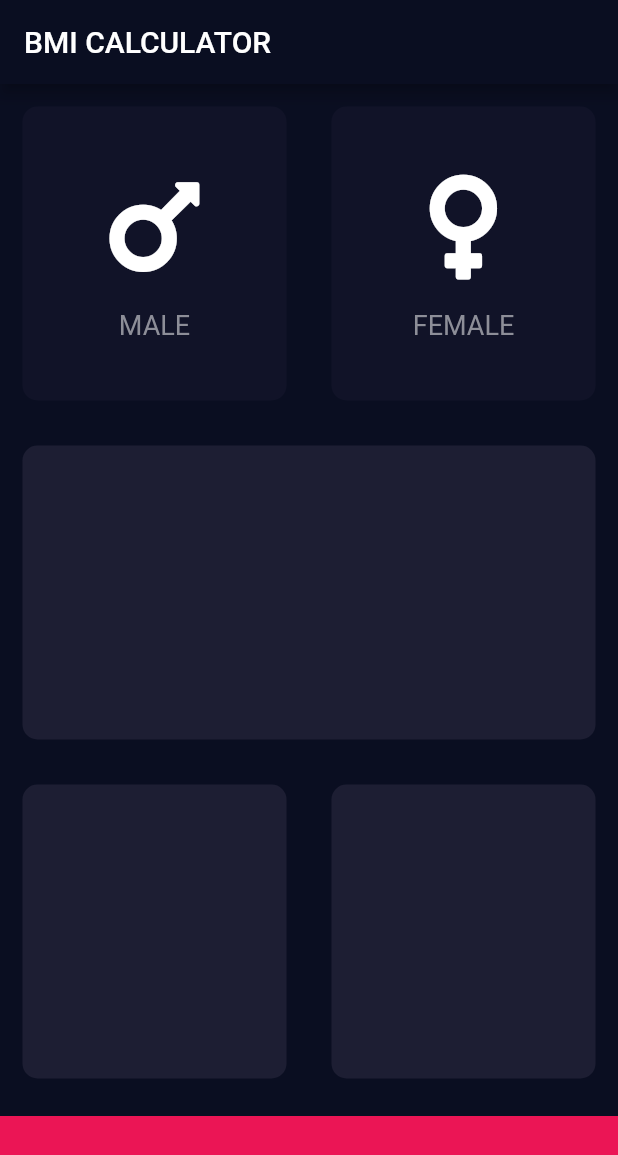
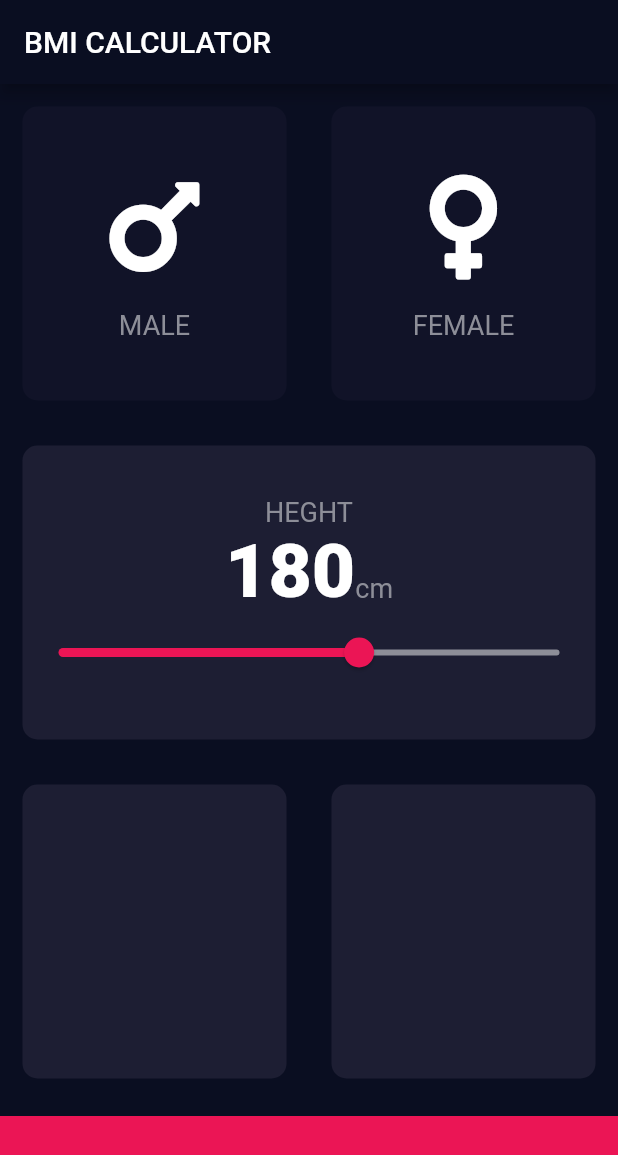
Before and after one commit to samid77/BMIcalculator, a Flutter app: the screen it shows after launch, on a phone screen of 412 x 824 dp. Shown: the top 1155 px of the screen. Run offline on Flutter 3.47's test engine with Material 2 defaults, Android fonts, the phone set to English and light mode, and no system bars; our stand-ins replace font_awesome_flutter.

```diff
--- /dev/null
+++ b/lib/constants.dart
@@ -0,0 +1,8 @@
+import 'package:flutter/material.dart';
+
+const kBottomContainerHeight = 80.0;
+const kActiveCardColour = Color(0xFF1D1E33);
+const kInkActiveCardColour = Color(0xFF111328);
+const kBottomContainerColour = Color(0xFFEB1555);
+const kLabelTextStyle = TextStyle(fontSize: 18.0, color: Color(0xFF8D8E98),);
+const kNumberTextStyle = TextStyle(fontSize: 50.0,fontWeight: FontWeight.w900,);
--- a/lib/icon_content.dart
+++ b/lib/icon_content.dart
@@ -1,9 +1,5 @@
 import 'package:flutter/material.dart';
-
-const labelTextStyle = TextStyle(
-            fontSize: 18.0,
-            color: Color(0xFF8D8E98),
-          );
+import 'constants.dart';
 
 class IconContent extends StatelessWidget {
 
@@ -24,7 +20,7 @@ class IconContent extends StatelessWidget {
         SizedBox(height: 15.0,),
         Text(
           label,
-          style: labelTextStyle,
+          style: kLabelTextStyle,
         ),
       ],
     );
--- a/lib/input_page.dart
+++ b/lib/input_page.dart
@@ -2,11 +2,7 @@ import 'package:flutter/material.dart';
 import 'package:font_awesome_flutter/font_awesome_flutter.dart';
 import './icon_content.dart';
 import './reusable_card.dart';
-
-const bottomContainerHeight = 80.0;
-const activeCardColour = Color(0xFF1D1E33);
-const inactiveCardColour = Color(0xFF111328);
-const bottomContainerColour = Color(0xFFEB1555);
+import './constants.dart';
 
 enum Gender {
   male,
@@ -21,6 +17,7 @@ class InputPage extends StatefulWidget {
 class _InputPageState extends State<InputPage> {
 
   Gender selectedGender;
+  int height = 180;
 
   @override
   Widget build(BuildContext context) {
@@ -29,39 +26,36 @@ class _InputPageState extends State<InputPage> {
         title: Text('BMI CALCULATOR'),
       ),
       body: Column(
+        crossAxisAlignment: CrossAxisAlignment.stretch,
         children: <Widget>[
           Expanded(
             child: Row(
               children: <Widget>[
                 Expanded(
-                  child: GestureDetector(
-                    onTap: () {
+                  child: ReusableCard(
+                    onPressCard: () {
                       setState(() {
                         selectedGender = Gender.male;
                       });
                     },
-                    child: ReusableCard(
-                      colour: selectedGender == Gender.male ? activeCardColour : inactiveCardColour,
+                    colour: selectedGender == Gender.male ? kActiveCardColour : kInkActiveCardColour,
                     cardChild: IconContent(
                       icon: FontAwesomeIcons.mars,
                       label: 'MALE',
                     ),
                   ),
                 ),
-                ),
                 Expanded(
-                  child: GestureDetector(
-                    onTap: () {
+                  child: ReusableCard(
+                    onPressCard: () {
                       setState(() {
                         selectedGender = Gender.female;
                       });
                     },
-                    child: ReusableCard(
-                      colour: selectedGender == Gender.female ? activeCardColour : inactiveCardColour,
+                    colour: selectedGender == Gender.female ? kActiveCardColour : kInkActiveCardColour,
                     cardChild: IconContent(
                       icon: FontAwesomeIcons.venus,
                       label: 'FEMALE',
-                      ),
                     ),
                   ),
                 ),
@@ -69,25 +63,63 @@ class _InputPageState extends State<InputPage> {
             ),
           ),
           Expanded(
-            child: ReusableCard(colour: activeCardColour,),
+            child: ReusableCard(
+              colour: kActiveCardColour,
+              cardChild: Column(
+                mainAxisAlignment: MainAxisAlignment.center,
+                children: <Widget>[
+                  Text(
+                    'HEGHT',
+                    style: kLabelTextStyle,
+                  ),
+                  Row(
+                    mainAxisAlignment: MainAxisAlignment.center,
+                    crossAxisAlignment: CrossAxisAlignment.baseline,
+                    textBaseline: TextBaseline.alphabetic,
+                    children: <Widget>[
+                      Text(
+                        height.toString(),
+                        style: kNumberTextStyle
+                      ),
+                      Text(
+                        'cm',
+                        style: kLabelTextStyle,
+                      ),
+                    ],
+                  ),
+                  Slider(
+                    value: height.toDouble(),
+                    min: 120.0,
+                    max: 220.0,
+                    activeColor: Color(0xFFEB1555),
+                    inactiveColor: Color(0xFF8D8E98),
+                    onChanged: (double newValue) {
+                      setState(() {
+                        height = newValue.round();
+                      });
+                    },
+                  ),
+                ],
+              ),
+            ),
           ),
           Expanded(
             child: Row(
               children: <Widget>[
                 Expanded(
-                  child: ReusableCard(colour: activeCardColour,),
+                  child: ReusableCard(colour: kActiveCardColour,),
                 ),
                 Expanded(
-                  child: ReusableCard(colour: activeCardColour,),
+                  child: ReusableCard(colour: kActiveCardColour,),
                 ),
               ],
             ),
           ),
           Container(
-            color: bottomContainerColour,
+            color: kBottomContainerColour,
             margin: EdgeInsets.only(top: 10.0),
             width: double.infinity,
-            height: bottomContainerHeight,
+            height: kBottomContainerHeight,
           ),
         ],
       )
--- a/lib/reusable_card.dart
+++ b/lib/reusable_card.dart
@@ -4,20 +4,25 @@ class ReusableCard extends StatelessWidget {
 
   final Color colour;
   final Widget cardChild;
+  final Function onPressCard;
 
   ReusableCard({
     @required this.colour,
     this.cardChild,
+    this.onPressCard,
   });
 
   @override
   Widget build(BuildContext context) {
-    return Container(
-      child: cardChild,
-      margin: EdgeInsets.all(15.0),
-      decoration: BoxDecoration(
-        color: colour,
-        borderRadius: BorderRadius.circular(10.0),
+    return GestureDetector(
+      onTap: onPressCard,
+      child: Container(
+        child: cardChild,
+        margin: EdgeInsets.all(15.0),
+        decoration: BoxDecoration(
+          color: colour,
+          borderRadius: BorderRadius.circular(10.0),
+        ),
       ),
     );
   }
```
Lines whose indentation alone changed are shown as unchanged.
